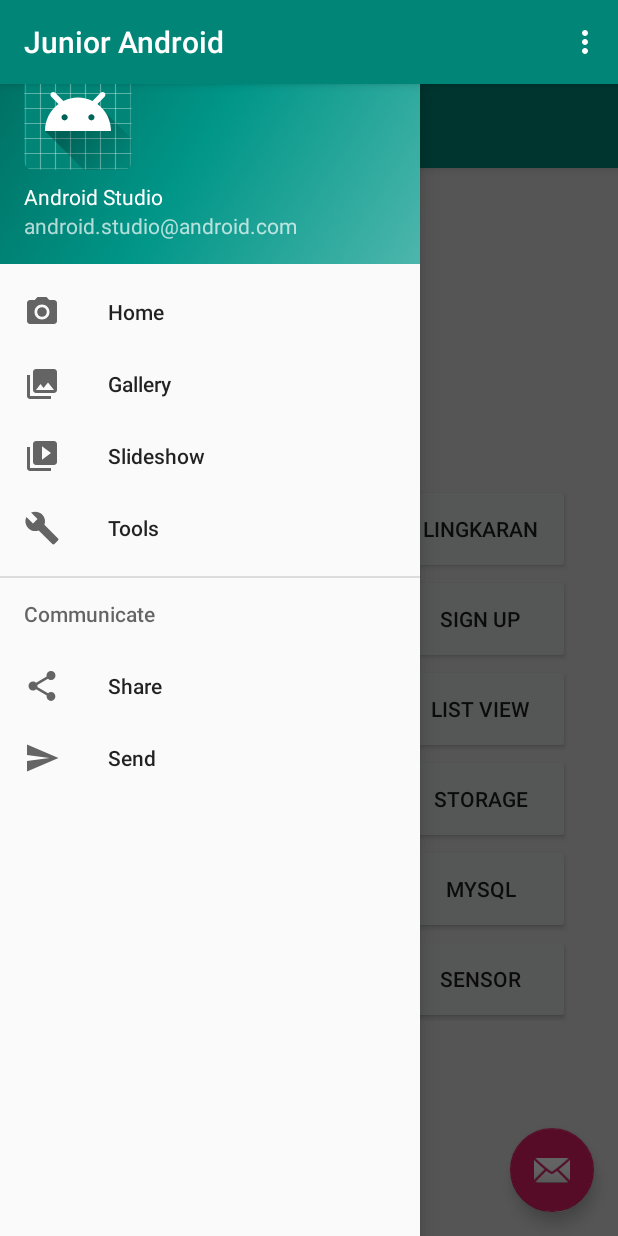
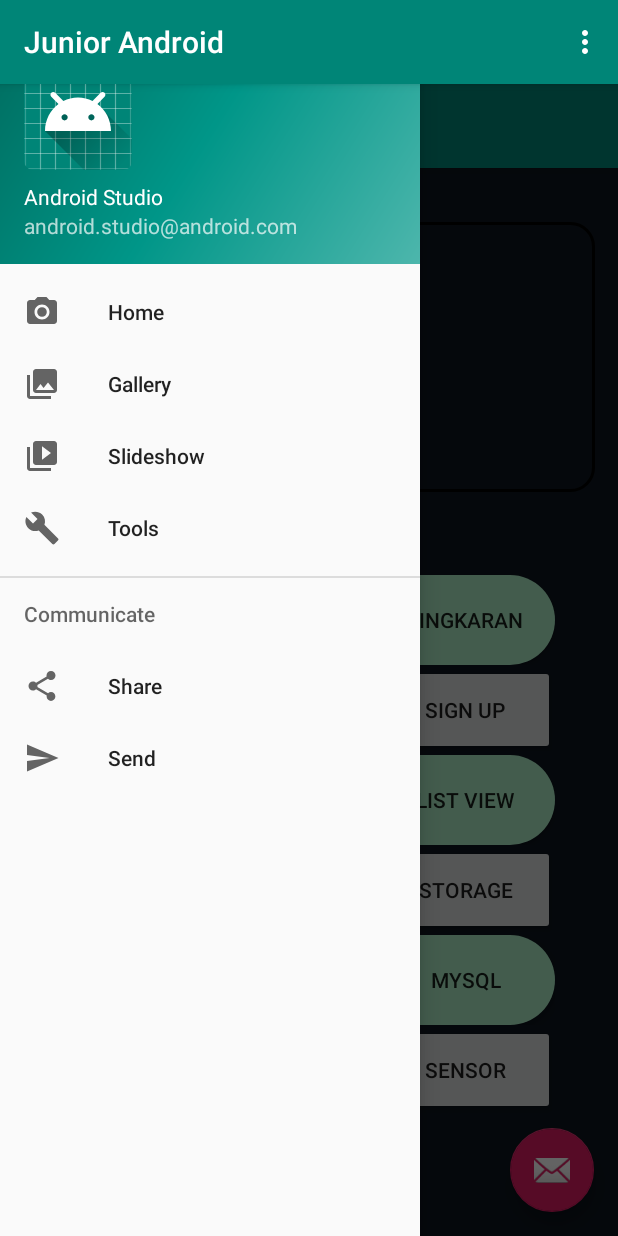
Before and after one commit to ZephyrInMyMind1/TaAndroid, an Android app: the screen it shows after launch (MainActivity), with the side drawer open, on a phone screen of 412 x 824 dp. Run offline under Robolectric (Android 15) with nearby library versions, the phone set to English and light mode, and no system bars; libraries missing offline, so code that uses them is left out: com.synnapps.carouselview; plain views replace CarouselView; 3 statements that could not run were skipped.

Commit message:
mengubah tampilan homepage

```diff
--- a/app/src/main/java/com/sugiartha/juniorandroid/MainActivity.java
+++ b/app/src/main/java/com/sugiartha/juniorandroid/MainActivity.java
@@ -1,4 +1,5 @@
 package com.sugiartha.juniorandroid;
+
 
 import android.content.Intent;
 import android.os.Bundle;
@@ -26,13 +27,14 @@ import android.view.Menu;
 import android.widget.Button;
 import android.widget.ImageView;
 
+
 public class MainActivity extends AppCompatActivity
         implements NavigationView.OnNavigationItemSelectedListener {
 
     Button btnNama, btnKalkulator, btnLingkaran, btnBilangan, btnLogin, btnSignup, btnCalculator, btnBMI, btnListview, btnList, btnSqlite, btnMysql, btngps, btnseluler, btnsensor, btncatatan, btninternalexternal, btnstorage;
 
     CarouselView carouselView;
-    int[] sampleImages = {R.drawable.gambar_1, R.drawable.gambar_2, R.drawable.gambar_3};
+    int[] sampleImages = {R.drawable.gambar_a, R.drawable.gambar_b};
 
     @Override
     protected void onCreate(Bundle savedInstanceState) {
@@ -41,6 +43,7 @@ public class MainActivity extends AppCompatActivity
         Toolbar toolbar = findViewById(R.id.toolbar);
 //        setSupportActionBar(toolbar);
 
+//edit
         carouselView = findViewById(R.id.carouselView);
         carouselView.setPageCount(sampleImages.length);
         carouselView.setImageListener(imageListener);
--- /dev/null
+++ b/app/src/main/res/drawable/bordercarouse.xml
@@ -0,0 +1,7 @@
+<?xml version="1.0" encoding="utf-8"?>
+<shape xmlns:android="http://schemas.android.com/apk/res/android">
+    <corners android:radius="15dp" />
+    <stroke
+        android:width="2dp"
+        />
+</shape>
--- /dev/null
+++ b/app/src/main/res/drawable/roundedhome.xml
@@ -0,0 +1,10 @@
+<?xml version="1.0" encoding="utf-8"?>
+<shape xmlns:android="http://schemas.android.com/apk/res/android"
+    android:shape="rectangle"
+    android:padding="10dp">
+
+    <solid android:color="#a8e7c2" />
+    <corners
+        android:radius="30dp"
+        />
+</shape>
--- a/app/src/main/res/layout/content_main.xml
+++ b/app/src/main/res/layout/content_main.xml
@@ -6,31 +6,39 @@
     android:layout_height="match_parent"
     app:layout_behavior="@string/appbar_scrolling_view_behavior"
     tools:context=".MainActivity"
-    android:background="@drawable/bg"
+    android:background="#0d141d"
     tools:showIn="@layout/app_bar_main">
 
     <com.synnapps.carouselview.CarouselView
         android:id="@+id/carouselView"
-        android:layout_marginLeft="5dp"
-        android:layout_marginRight="5dp"
-        android:layout_marginTop="5dp"
+        android:layout_width="384dp"
+        android:layout_height="180dp"
+        android:layout_alignParentStart="true"
+        android:layout_alignParentLeft="true"
+        android:layout_alignParentTop="true"
+        android:layout_alignParentEnd="true"
+        android:layout_alignParentRight="true"
+        android:layout_marginStart="12dp"
+        android:layout_marginLeft="12dp"
+        android:layout_marginTop="36dp"
+        android:layout_marginEnd="15dp"
+        android:layout_marginRight="15dp"
         android:layout_marginBottom="5dp"
-        android:layout_width="match_parent"
-        android:layout_height="150dp"
+        android:background="@drawable/bordercarouse"
         app:fillColor="#FFFFFFFF"
         app:pageColor="#00000000"
         app:radius="6dp"
         app:slideInterval="3000"
         app:strokeColor="#FF777777"
-        app:strokeWidth="1dp"/>
+        app:strokeWidth="1dp" />
 
     <LinearLayout
         android:layout_width="wrap_content"
         android:layout_height="wrap_content"
         android:orientation="vertical"
         android:layout_marginTop="50dp"
-        android:layout_marginRight="20dp"
-        android:layout_marginLeft="20dp"
+        android:layout_marginRight="10dp"
+        android:layout_marginLeft="10dp"
 
         android:layout_below="@+id/carouselView">
 
@@ -44,6 +52,7 @@
                 android:layout_width="@dimen/lebar"
                 android:layout_height="@dimen/tinggi"
                 android:text="Nama"
+                android:background="@drawable/roundedhome"
                 android:id="@+id/nama"/>
 
             <Button
@@ -56,6 +65,7 @@
                 android:layout_width="@dimen/lebar"
                 android:layout_height="@dimen/tinggi"
                 android:text="Lingkaran"
+                android:background="@drawable/roundedhome"
                 android:id="@+id/lingkaran"/>
         </LinearLayout>
         <LinearLayout
@@ -74,6 +84,7 @@
                 android:layout_width="@dimen/lebar"
                 android:layout_height="@dimen/tinggi"
                 android:text="Login"
+                android:background="@drawable/roundedhome"
                 android:id="@+id/login"/>
 
             <Button
@@ -94,6 +105,7 @@
                 android:layout_width="@dimen/lebar"
                 android:layout_height="@dimen/tinggi"
                 android:text="Calculator"
+                android:background="@drawable/roundedhome"
                 android:id="@+id/calculator"/>
 
             <Button
@@ -106,6 +118,7 @@
                 android:layout_width="@dimen/lebar"
                 android:layout_height="@dimen/tinggi"
                 android:text="List View"
+                android:background="@drawable/roundedhome"
                 android:id="@+id/listview"/>
 
         </LinearLayout>
@@ -126,6 +139,7 @@
                 android:layout_width="@dimen/lebar"
                 android:layout_height="@dimen/tinggi"
                 android:text="File"
+                android:background="@drawable/roundedhome"
                 android:id="@+id/internalexternal"/>
 
             <Button
@@ -146,18 +160,21 @@
                 android:layout_width="@dimen/lebar"
                 android:layout_height="@dimen/tinggi"
                 android:text="List"
+                android:background="@drawable/roundedhome"
                 android:id="@+id/list"/>
 
             <Button
                 android:layout_width="@dimen/lebar"
                 android:layout_height="@dimen/tinggi"
                 android:text="SQLite"
+
                 android:id="@+id/sqlite"/>
 
             <Button
                 android:layout_width="@dimen/lebar"
                 android:layout_height="@dimen/tinggi"
                 android:text="MySQL"
+                android:background="@drawable/roundedhome"
                 android:id="@+id/mysql"/>
 
         </LinearLayout>
@@ -178,12 +195,14 @@
                 android:layout_width="@dimen/lebar"
                 android:layout_height="@dimen/tinggi"
                 android:text="Seluler"
+                android:background="@drawable/roundedhome"
                 android:id="@+id/seluler"/>
 
             <Button
                 android:layout_width="@dimen/lebar"
                 android:layout_height="@dimen/tinggi"
                 android:text="Sensor"
+
                 android:id="@+id/sensor"/>
 
         </LinearLayout>
--- a/build.gradle
+++ b/build.gradle
@@ -7,7 +7,7 @@ buildscript {
 
     }
     dependencies {
-        classpath 'com.android.tools.build:gradle:8.0.2'
+        classpath 'com.android.tools.build:gradle:7.4.2'
 
         // NOTE: Do not place your application dependencies here; they belong
         // in the individual module build.gradle files
```
Also changed, not shown: app/src/main/res/drawable/rounded.xml (added, +11 -0 lines), app/src/main/res/drawable/roundedbutton.xml (added, +10 -0 lines), app/src/main/res/drawable/roundedhasil.xml (added, +10 -0 lines), app/src/main/res/drawable/gambar_a.png (added), app/src/main/res/drawable/gambar_b.png (added). Lines whose indentation alone changed are shown as unchanged.
